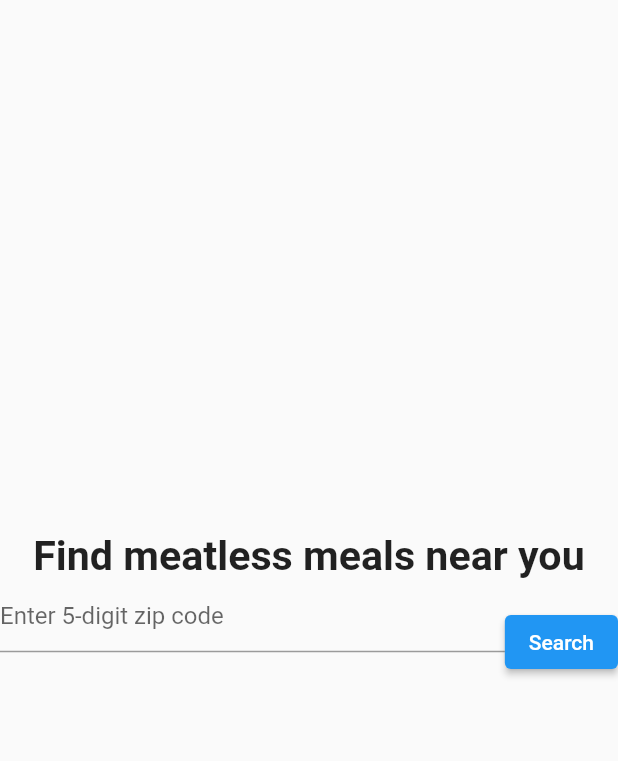
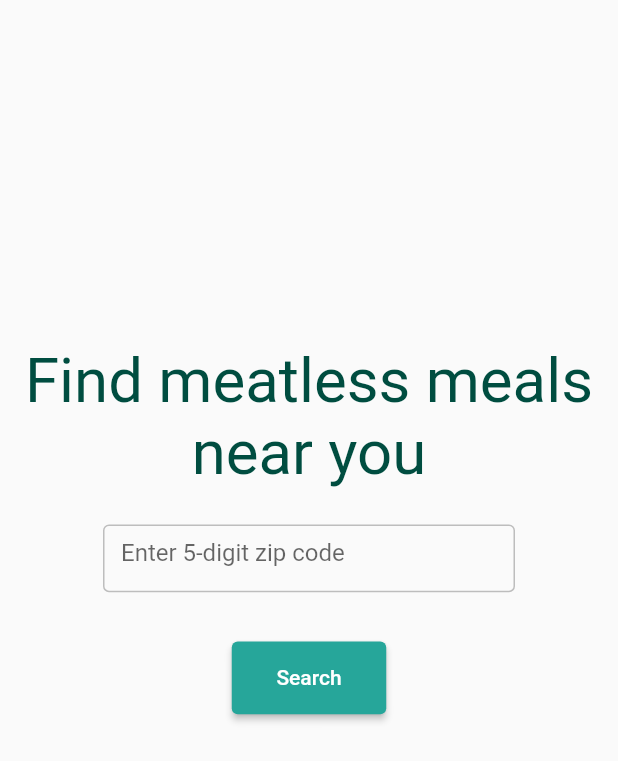
Before and after one commit to carolynwanf/meatless, a Flutter app: the screen it shows after launch, on a phone screen of 412 x 824 dp. Shown: the top 761 px of the screen. Run offline on Flutter 3.47's test engine with Material 2 defaults, Android fonts, the phone set to English and light mode, and no system bars.

Commit message:
main page is pretty now

```diff
--- /dev/null
+++ b/sigh/lib/appColors.dart
@@ -0,0 +1,10 @@
+import 'package:flutter/material.dart';
+
+class AppColors {
+  static var primary = Colors.teal.shade400;
+  static var darkText = Colors.teal.shade900;
+  static var lightGrey = Colors.grey.shade300;
+  static var medGrey = Colors.grey.shade400;
+  static var darkGrey = Colors.grey.shade600;
+  static var accent = Colors.orange.shade800;
+}
--- a/sigh/lib/main.dart
+++ b/sigh/lib/main.dart
@@ -1,12 +1,11 @@
-import 'dart:convert';
 // import 'package:flutter/foundation.dart';
 import 'package:flutter/material.dart';
-import 'package:http/http.dart' as http;
 
 import 'dishes.dart';
 import 'restaurants.dart';
 // import 'restaurantPage.dart';
 import 'pinnedItems.dart';
+import 'appColors.dart';
 
 void main() => runApp(MyApp());
 
@@ -16,8 +15,8 @@ class MyApp extends StatelessWidget {
     return MaterialApp(
       title: 'Test App',
       theme: ThemeData(
-          primaryColor: Colors.teal[400],
-          accentColor: Colors.orange[800],
+          primaryColor: AppColors.primary,
+          accentColor: AppColors.accent,
           visualDensity: VisualDensity.adaptivePlatformDensity),
       home: HomePage(),
     );
@@ -34,6 +33,10 @@ class MyApp extends StatelessWidget {
 // }
 
 class HomePage extends StatefulWidget {
+  var pins = {
+    'ids': <String>{},
+    'items': [],
+  };
   _HomePageState createState() => _HomePageState();
 }
 
@@ -42,27 +45,43 @@ class _HomePageState extends State<HomePage> {
   final _formKey = GlobalKey<FormState>();
 
   Widget build(BuildContext context) {
+    var height = MediaQuery.of(context).size.height;
     return Scaffold(
       body: Center(
+          child: Container(
+              padding: EdgeInsets.only(bottom: height / 7),
               child: Column(
                 mainAxisAlignment: MainAxisAlignment.center,
                 children: [
                   Text("Find meatless meals near you",
+                      textAlign: TextAlign.center,
                       style: TextStyle(
-                  fontWeight: FontWeight.bold,
-                  fontSize: MediaQuery.of(context).size.height / 30)),
+                          color: AppColors.darkText,
+                          fontWeight: FontWeight.normal,
+                          fontSize: height / 20)),
                   Container(
-              height: MediaQuery.of(context).size.height / 10,
+                      padding: EdgeInsets.only(top: height / 35),
+                      height: height / 12,
                       child: Row(
+                        mainAxisAlignment: MainAxisAlignment.center,
                         children: [
-                  Expanded(
-                      child: SizedBox(
-                          height: MediaQuery.of(context).size.height / 10,
+                          SizedBox(
+                              height: height / 10,
+                              width: height / 3,
                               child: Form(
                                 key: _formKey,
                                 child: TextFormField(
                                     decoration: InputDecoration(
-                                    border: UnderlineInputBorder(),
+                                        focusedBorder: OutlineInputBorder(
+                                          borderSide: BorderSide(
+                                              color: AppColors.darkGrey,
+                                              width: 1.5),
+                                        ),
+                                        enabledBorder: OutlineInputBorder(
+                                          borderSide: BorderSide(
+                                              color: AppColors.medGrey,
+                                              width: 1.0),
+                                        ),
                                         hintText: 'Enter 5-digit zip code'),
                                     validator: (value) {
                                       RegExp validate = RegExp(r'^[0-9]{5}$');
@@ -88,39 +107,41 @@ class _HomePageState extends State<HomePage> {
                                         zipCode = value;
                                       }
                                     }),
-                          ))),
-                  ElevatedButton(
+                              )),
+                        ],
+                      )),
+                  Container(
+                      padding: EdgeInsets.only(top: height / 25),
+                      child: ElevatedButton(
+                          style: ElevatedButton.styleFrom(
+                              primary: AppColors.primary,
+                              minimumSize: Size(height / 8, height / 17)),
                           onPressed: () async {
                             if (_formKey.currentState!.validate()) {
                               _formKey.currentState!.save();
 
-                          var body = zipCode;
                               debugPrint(zipCode);
 
                               Navigator.push(
                                 context,
                                 MaterialPageRoute(
-                                builder: (_) => Mainpage(zipCode: zipCode)),
+                                    builder: (_) => Mainpage(
+                                        zipCode: zipCode, pins: widget.pins)),
                               );
                             }
                           },
-                      child: Text('Search'))
+                          child: Text('Search')))
                 ],
-              ))
-        ],
-      )),
+              ))),
     );
   }
 }
 
 class Mainpage extends StatefulWidget {
   var zipCode;
-  var pins = {
-    'ids': <String>{},
-    'items': [],
-  };
+  var pins;
 
-  Mainpage({this.zipCode});
+  Mainpage({this.zipCode, this.pins});
   _MainpageState createState() => _MainpageState();
 }
 
```
Lines whose indentation alone changed are shown as unchanged.
